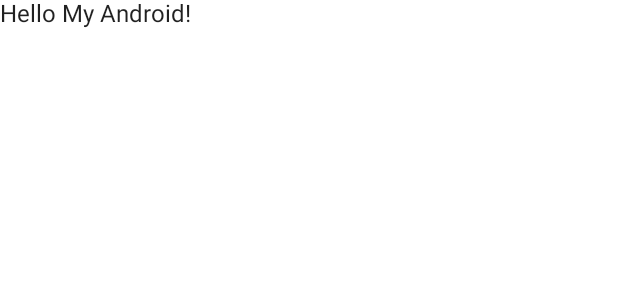
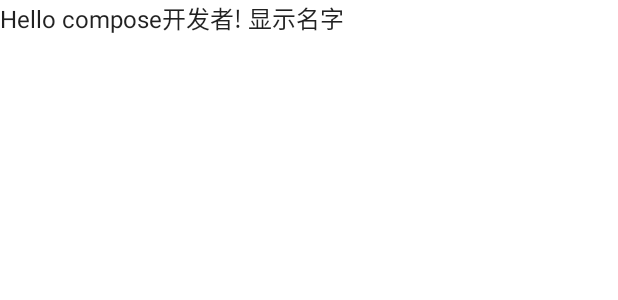
Before and after one commit to Licarey/compose, an Android app built with Jetpack Compose: the @Preview function DefaultPreview, on a phone screen of 412 x 824 dp. Shown: the top 300 px of the screen. Run offline under Robolectric (Android 15) with nearby library versions, the phone set to English and light mode, and no system bars.

Commit message:
compose第一个程序

```diff
--- a/app/src/main/java/com/carey/compose/MainActivity.kt
+++ b/app/src/main/java/com/carey/compose/MainActivity.kt
@@ -19,7 +19,7 @@ class MainActivity : ComponentActivity() {
             ComposeTheme {
                 // A surface container using the 'background' color from the theme
                 Surface(modifier = Modifier.fillMaxSize(), color = MaterialTheme.colors.background) {
-                    Greeting("Android")
+                    Greeting("Android", true)
                 }
             }
         }
@@ -27,14 +27,15 @@ class MainActivity : ComponentActivity() {
 }
 
 @Composable
-fun Greeting(name: String) {
-    Text(text = "Hello $name!")
+fun Greeting(name: String, isShowName: Boolean) {
+    val showName = if (isShowName) "显示名字" else "不显示名字"
+    Text(text = "Hello $name! $showName")
 }
 
-@Preview(showBackground = true, widthDp = 100, heightDp = 150)
+@Preview(showBackground = true, widthDp = 200, heightDp = 150)
 @Composable
 fun DefaultPreview() {
     ComposeTheme {
-        Greeting("My Android")
+        Greeting("compose开发者", true)
     }
 }
```
Also changed, not shown: 1 other file.
